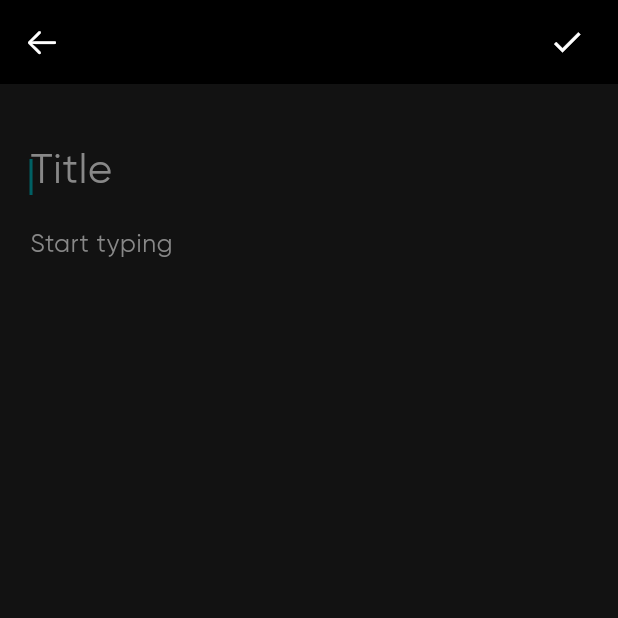
After one commit to amirrrra/Notes-App, a Flutter app: the screen it shows after launch, after a tap on "Study", on a phone screen of 412 x 824 dp, the top half of it. The commit adds this screen. Run offline on Flutter 3.47's test engine with Material 3 defaults, Android fonts, the phone set to English and light mode, and no system bars; our stand-ins replace font_awesome_flutter.

Commit message:
Build edit note view

```diff
--- /dev/null
+++ b/lib/views/edit_note_view.dart
@@ -0,0 +1,37 @@
+import 'package:flutter/material.dart';
+import 'package:notes_app/widgets/app_bar_widget.dart';
+import 'package:notes_app/widgets/text_field_widget.dart';
+
+class EditNoteView extends StatelessWidget {
+  const EditNoteView({super.key});
+
+  @override
+  Widget build(BuildContext context) {
+    final double screenWidth = MediaQuery.of(context).size.width;
+
+    return Scaffold(
+      appBar: const AppBarWidget(),
+      body: Padding(
+        padding: const EdgeInsets.symmetric(
+          horizontal: 20,
+        ),
+        child: Column(
+          children: [
+            const SizedBox(
+              height: 30,
+            ),
+            TextFieldWidget(
+              hint: 'Title',
+              fontSize: screenWidth / 15,
+            ),
+            TextFieldWidget(
+              hint: 'Start typing',
+              fontSize: screenWidth / 25,
+              maxLines: 10,
+            ),
+          ],
+        ),
+      ),
+    );
+  }
+}
--- /dev/null
+++ b/lib/widgets/app_bar_widget.dart
@@ -0,0 +1,41 @@
+import 'package:flutter/cupertino.dart';
+import 'package:flutter/material.dart';
+import 'package:notes_app/utils/constants.dart';
+
+class AppBarWidget extends StatelessWidget implements PreferredSizeWidget {
+  const AppBarWidget({
+    super.key,
+  });
+
+  @override
+  Widget build(BuildContext context) {
+    final double screenWidth = MediaQuery.of(context).size.width;
+
+    return AppBar(
+      leading: IconButton(
+        // padding:EdgeInsets.only(left: 15),
+        onPressed: () {
+          Navigator.pop(context);
+        },
+        icon: const Icon(
+          CupertinoIcons.arrow_left,
+        ),
+      ),
+      title: IconButton(
+        onPressed: () {},
+        icon: const Icon(
+          Icons.check,
+        ),
+      ),
+      titleSpacing: screenWidth - 110,
+      backgroundColor: black,
+    );
+  }
+
+  @override
+  Size get preferredSize {
+    return const Size.fromHeight(
+      kToolbarHeight,
+    );
+  }
+}
--- a/lib/widgets/note_widget.dart
+++ b/lib/widgets/note_widget.dart
@@ -1,6 +1,7 @@
 import 'package:flutter/material.dart';
 import 'package:font_awesome_flutter/font_awesome_flutter.dart';
 import 'package:notes_app/utils/constants.dart';
+import 'package:notes_app/views/edit_note_view.dart';
 
 class NoteWidget extends StatelessWidget {
   const NoteWidget({super.key});
@@ -9,7 +10,13 @@ class NoteWidget extends StatelessWidget {
   Widget build(BuildContext context) {
     final double screenWidth = MediaQuery.of(context).size.width;
 
-    return Container(
+    return GestureDetector(
+      onTap: () {
+        Navigator.push(context, MaterialPageRoute(builder: (context) {
+          return const EditNoteView();
+        }));
+      },
+      child: Container(
         margin: const EdgeInsets.only(
           bottom: 16,
         ),
@@ -56,6 +63,7 @@ class NoteWidget extends StatelessWidget {
             ),
           ],
         ),
+      ),
     );
   }
 }
```
Lines whose indentation alone changed are shown as unchanged.
